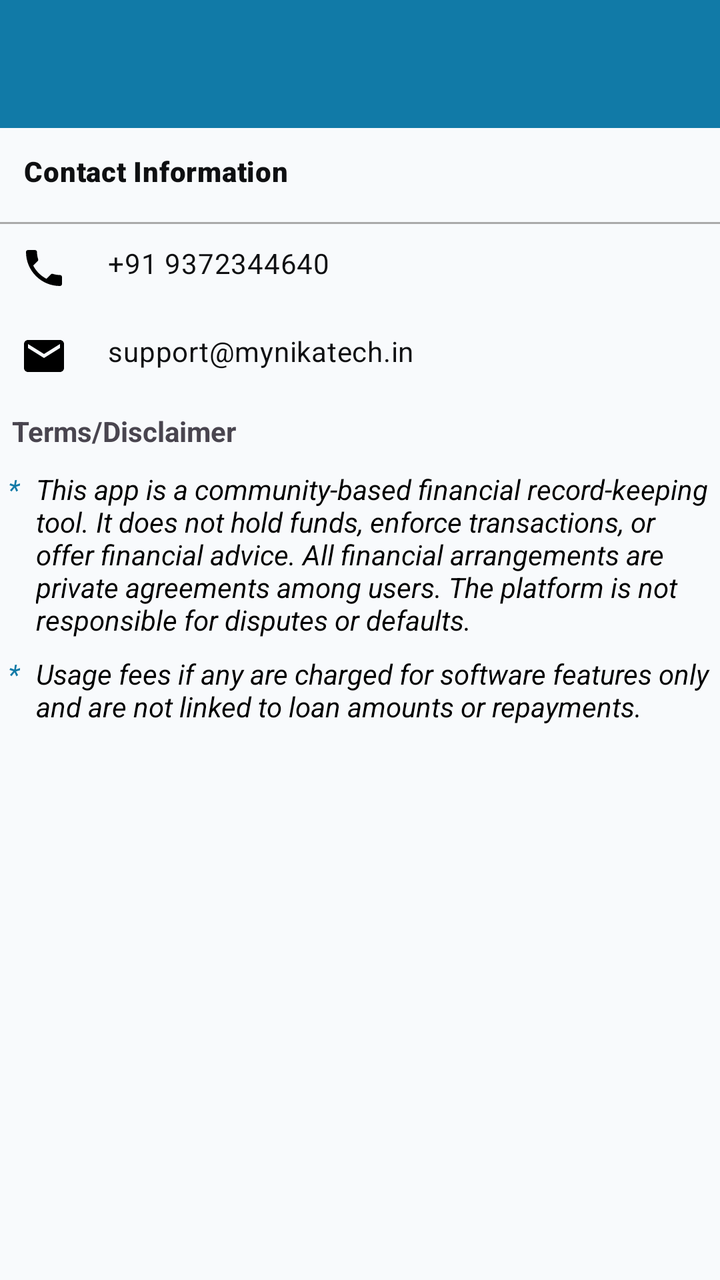
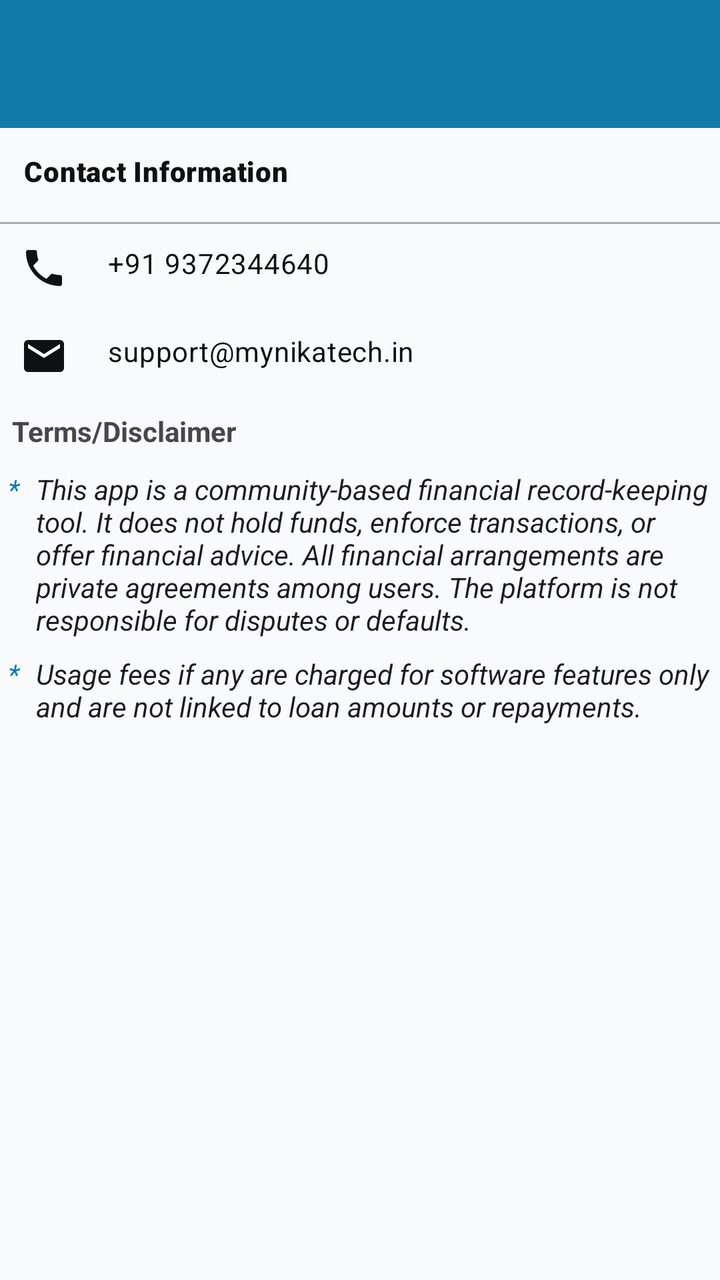

Compare the two renders of this Android layout. The source of the first and the diff that turns it into the second are given below.
<!-- AndroidManifest.xml: application theme Theme.ApnaFund -->
<!-- res/layout/fragment_support.xml -->
<?xml version="1.0" encoding="utf-8"?>
<androidx.constraintlayout.widget.ConstraintLayout xmlns:android="http://schemas.android.com/apk/res/android"
    xmlns:app="http://schemas.android.com/apk/res-auto"
    xmlns:tools="http://schemas.android.com/tools"
    android:layout_width="match_parent"
    android:layout_height="match_parent"
    android:orientation="vertical"
    tools:context=".ui.support.SupportFragment">

    <com.google.android.material.appbar.MaterialToolbar
        android:id="@+id/toolbar_contact_details"
        android:layout_width="match_parent"
        android:layout_height="?attr/actionBarSize"
        style="@style/ApnaFund.Toolbar"
        android:title="@string/text_contact_us"
        app:layout_constraintTop_toTopOf="parent"/>

    <TextView
        android:id="@+id/text_view_contact_header"
        android:layout_width="match_parent"
        android:layout_height="wrap_content"
        android:fontFamily="sans-serif-black"
        android:padding="12dp"
        android:text="@string/text_contact_information"
        android:textAppearance="@style/TextAppearance.Material3.BodyMedium"
        android:textStyle="bold"
        app:layout_constraintTop_toBottomOf="@id/toolbar_contact_details" />

    <View
        android:id="@+id/divider_contact_details"
        android:layout_width="match_parent"
        android:layout_height="1dp"
        android:layout_marginTop="4dp"
        android:layout_marginBottom="4dp"
        android:background="@android:color/darker_gray"
        app:layout_constraintTop_toBottomOf="@id/text_view_contact_header" />

    <LinearLayout
        android:id="@+id/layout_phone_details"
        android:layout_width="match_parent"
        android:layout_height="wrap_content"
        app:layout_constraintTop_toBottomOf="@id/divider_contact_details">

        <ImageView
            android:layout_width="wrap_content"
            android:layout_height="wrap_content"
            android:importantForAccessibility="no"
            android:padding="10dp"
            android:src="@drawable/ic_phone" />

        <TextView
            android:id="@+id/text_view_Support_Phone_Number"
            android:layout_width="match_parent"
            android:layout_height="wrap_content"
            android:fontFamily="sans-serif"
            android:padding="10dp"
            android:text="@string/contact_number"

            android:textAppearance="@style/TextAppearance.Material3.BodyMedium" />
    </LinearLayout>

    <LinearLayout
        android:id="@+id/layout_email_details"
        android:layout_width="match_parent"
        android:layout_height="wrap_content"
        app:layout_constraintTop_toBottomOf="@id/layout_phone_details">

        <ImageView
            android:layout_width="wrap_content"
            android:layout_height="wrap_content"
            android:importantForAccessibility="no"
            android:padding="10dp"
            android:src="@drawable/ic_email" />

        <TextView
            android:id="@+id/text_view_support_email"
            android:layout_width="match_parent"
            android:layout_height="wrap_content"
            android:fontFamily="sans-serif"
            android:padding="10dp"
            android:text="@string/support_email"
            android:textAppearance="@style/TextAppearance.Material3.BodyMedium"
            app:layout_constraintTop_toBottomOf="@id/layout_phone_details" />
    </LinearLayout>

    <LinearLayout
        android:id="@+id/legal_header"
        android:layout_width="match_parent"
        android:layout_height="wrap_content"
        app:layout_constraintTop_toBottomOf="@id/layout_email_details">

        <TextView
            android:layout_width="wrap_content"
            android:layout_height="wrap_content"
            android:padding="6dp"
            android:text="@string/terms_disclaimer_heading"
            android:textStyle="bold" />

    </LinearLayout>

    <LinearLayout
        android:id="@+id/layout_legal_details_1"
        android:layout_width="match_parent"
        android:layout_height="wrap_content"
        app:layout_constraintTop_toBottomOf="@id/legal_header">

        <TextView
            android:layout_width="wrap_content"
            android:layout_height="wrap_content"
            android:padding="4dp"
            android:text="@string/asterik_heading"
            android:textColor="@color/blue_dark"
            android:textStyle="italic" />

        <TextView
            android:layout_width="wrap_content"
            android:layout_height="wrap_content"
            android:padding="4dp"
            android:text="@string/Disclaimer_message_1"
            android:textColor="@color/black"
            android:textStyle="italic" />

    </LinearLayout>

    <LinearLayout
        android:id="@+id/layout_legal_details_2"
        android:layout_width="match_parent"
        android:layout_height="wrap_content"
        app:layout_constraintTop_toBottomOf="@id/layout_legal_details_1">

        <TextView
            android:layout_width="wrap_content"
            android:layout_height="wrap_content"
            android:padding="4dp"
            android:text="@string/asterik_heading"
            android:textColor="@color/blue_dark"
            android:textStyle="italic" />

        <TextView
            android:layout_width="wrap_content"
            android:layout_height="wrap_content"
            android:padding="4dp"
            android:text="@string/disclaimer_message_2"
            android:textColor="@color/black"
            android:textStyle="italic" />
    </LinearLayout>

</androidx.constraintlayout.widget.ConstraintLayout>
<!-- resources referenced by this layout -->
<resources>
  <color name="black">#FF000000</color>
  <color name="blue_dark">#117AA7</color>
  <!-- drawable ic_email (drawable) -->
  <vector xmlns:android="http://schemas.android.com/apk/res/android" android:height="24dp" android:tint="#000000" android:viewportHeight="24" android:viewportWidth="24" android:width="24dp">
        
      <path android:fillColor="@android:color/white" android:pathData="M20,4L4,4c-1.1,0 -1.99,0.9 -1.99,2L2,18c0,1.1 0.9,2 2,2h16c1.1,0 2,-0.9 2,-2L22,6c0,-1.1 -0.9,-2 -2,-2zM20,8l-8,5 -8,-5L4,6l8,5 8,-5v2z"/>
      
  </vector>
  <!-- drawable ic_phone (drawable) -->
  <vector xmlns:android="http://schemas.android.com/apk/res/android" android:height="24dp" android:tint="#000000" android:viewportHeight="24" android:viewportWidth="24" android:width="24dp">
        
      <path android:fillColor="@android:color/white" android:pathData="M6.62,10.79c1.44,2.83 3.76,5.14 6.59,6.59l2.2,-2.2c0.27,-0.27 0.67,-0.36 1.02,-0.24 1.12,0.37 2.33,0.57 3.57,0.57 0.55,0 1,0.45 1,1V20c0,0.55 -0.45,1 -1,1 -9.39,0 -17,-7.61 -17,-17 0,-0.55 0.45,-1 1,-1h3.5c0.55,0 1,0.45 1,1 0,1.25 0.2,2.45 0.57,3.57 0.11,0.35 0.03,0.74 -0.25,1.02l-2.2,2.2z"/>
      
  </vector>
  <string name="Disclaimer_message_1">This app is a community-based financial record-keeping tool. It does not hold funds, enforce transactions, or offer financial advice. All financial arrangements are private agreements among users. The platform is not responsible for disputes or defaults.</string>
  <string name="asterik_heading">*</string>
  <string name="contact_number">+91 9372344640</string>
  <string name="disclaimer_message_2">Usage fees if any are charged for software features only and are not linked to loan amounts or repayments.</string>
  <string name="support_email">support@mynikatech.in</string>
  <string name="terms_disclaimer_heading">Terms/Disclaimer</string>
  <string name="text_contact_information">Contact Information</string>
  <string name="text_contact_us">Contact Us</string>
  <style name="ApnaFund.Toolbar" parent="Widget.Material3.Toolbar">
          <item name="android:background">?attr/colorPrimary</item>
          <item name="titleTextColor">?attr/colorOnPrimary</item>
          <item name="navigationIconTint">?attr/colorOnPrimary</item>
          <item name="android:elevation">4dp</item>
      </style>
  <style name="Theme.ApnaFund" parent="Base.Theme.ApnaFund" />
  <style name="Base.Theme.ApnaFund" parent="Theme.Material3.DayNight.NoActionBar">
          
          
          <item name="colorSecondary">#00ACC1</item> 
          <item name="colorTertiary">#FDD835</item> 
          
          <item name="android:colorBackground">@color/background</item>
  
          
          <item name="colorSurface">@color/surface</item>
          <item name="colorOnSurface">@color/text_primary</item>
          <item name="colorSurfaceVariant">@color/surface_variant</item>
  
          
          <item name="colorPrimary">@color/blue_dark</item>
          <item name="colorOnPrimary">@color/on_primary</item>
  
          
          <item name="android:textColorPrimary">@color/text_primary</item>
          <item name="android:textColorSecondary">@color/text_secondary</item>
      </style>
  <color name="background">#F8FAFC</color>
  <color name="surface">#FFFFFF</color>
  <color name="text_primary">#0F1012</color>
  <color name="surface_variant">#E2E8F0</color>
  <color name="on_primary">#FFFFFF</color>
  <color name="text_secondary">#475569</color>
</resources>

<!-- the commit's change to res/layout/fragment_support.xml (unified diff, before → after) -->
@@ -46,6 +46,7 @@
             android:layout_height="wrap_content"
             android:importantForAccessibility="no"
             android:padding="10dp"
+            app:tint="?attr/colorOnSurface"
             android:src="@drawable/ic_phone" />
 
         <TextView
@@ -70,6 +71,7 @@
             android:layout_height="wrap_content"
             android:importantForAccessibility="no"
             android:padding="10dp"
+            app:tint="?attr/colorOnSurface"
             android:src="@drawable/ic_email" />
 
         <TextView
@@ -109,7 +111,7 @@
             android:layout_height="wrap_content"
             android:padding="4dp"
             android:text="@string/asterik_heading"
-            android:textColor="@color/blue_dark"
+            android:textColor="?attr/colorPrimary"
             android:textStyle="italic" />
 
         <TextView
@@ -117,7 +119,7 @@
             android:layout_height="wrap_content"
             android:padding="4dp"
             android:text="@string/Disclaimer_message_1"
-            android:textColor="@color/black"
+            android:textColor="?attr/colorOnBackground"
             android:textStyle="italic" />
 
     </LinearLayout>
@@ -133,7 +135,7 @@
             android:layout_height="wrap_content"
             android:padding="4dp"
             android:text="@string/asterik_heading"
-            android:textColor="@color/blue_dark"
+            android:textColor="?attr/colorPrimary"
             android:textStyle="italic" />
 
         <TextView
@@ -141,7 +143,7 @@
             android:layout_height="wrap_content"
             android:padding="4dp"
             android:text="@string/disclaimer_message_2"
-            android:textColor="@color/black"
+            android:textColor="?attr/colorOnBackground"
             android:textStyle="italic" />
     </LinearLayout>
 
<!-- resource entries referenced after the edit -->
@@ -1,6 +1,5 @@
 <!-- resources referenced by this layout -->
 <resources>
-  <color name="black">#FF000000</color>
   <color name="blue_dark">#117AA7</color>
   <!-- drawable ic_email (drawable) -->
   <vector xmlns:android="http://schemas.android.com/apk/res/android" android:height="24dp" android:tint="#000000" android:viewportHeight="24" android:viewportWidth="24" android:width="24dp">
